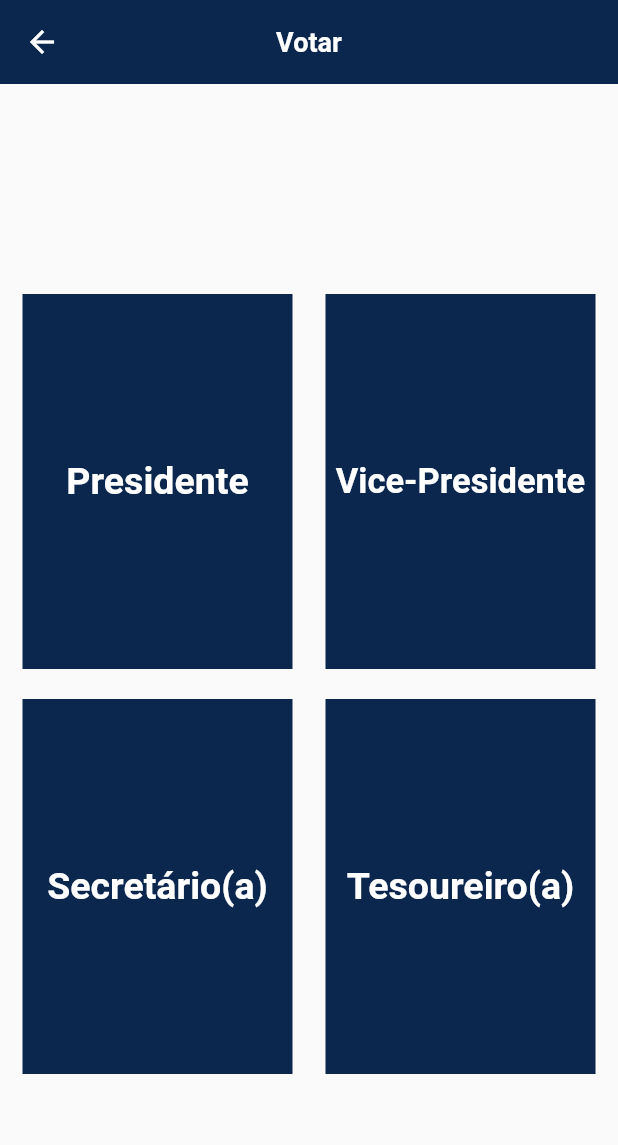
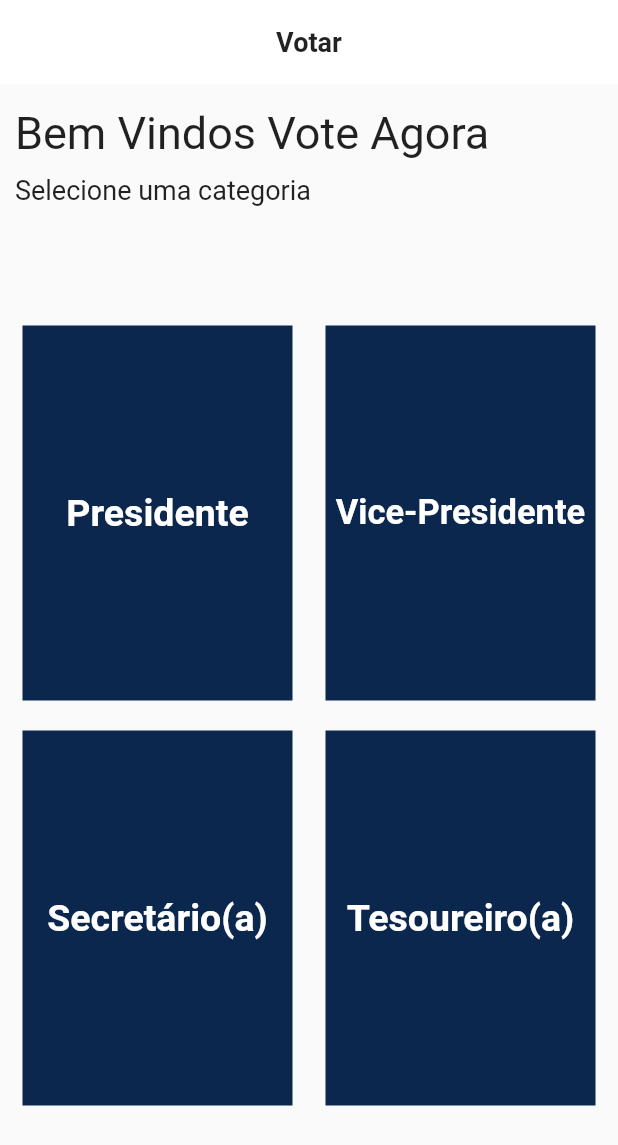
Before and after one commit to lviegas21/votacao_app, a Flutter app: the HomePage screen opened by its route, on a phone screen of 412 x 824 dp. Shown: the top 1145 px of the screen. Run offline on Flutter 3.47's test engine with Material 2 defaults, Android fonts, the phone set to English and light mode, and no system bars; our stand-ins replace cloud_firestore, firebase_auth, firebase_core, get, google_sign_in; accounts and stored records are empty; Roboto replaces fonts that are missing (Comfortaa).

Commit message:
home atualizado

```diff
--- a/lib/presenter/home_page_controller.dart
+++ b/lib/presenter/home_page_controller.dart
@@ -1,3 +1,5 @@
 import 'package:get/get.dart';
 
-class GetxHomeController extends GetxController {}
+class GetxHomeController extends GetxController {
+  var buttonValues = ["Presidente", "Secretáro"];
+}
--- a/lib/ui/home/home_page.dart
+++ b/lib/ui/home/home_page.dart
@@ -10,16 +10,42 @@
     final presenter = Get.find<GetxHomeController>();
     return Scaffold(
         appBar: AppBar(
-          backgroundColor: const Color(0xFF0C274D),
-          title: const Text(
-            "Votar",
-            style: TextStyle(color: Colors.white),
-          ),
+          backgroundColor: Colors.white,
+          title: const Text("Votar"),
         ),
         body: Column(
           children: [
+            const SizedBox(
+              height: 15,
+            ),
+            const Column(children: [
+              Row(
+                mainAxisAlignment: MainAxisAlignment.start,
+                children: [
+                  Padding(
+                    padding: EdgeInsets.only(left: 10),
+                    child: Text(
+                      "Bem Vindos Vote Agora",
+                      style: TextStyle(fontSize: 30),
+                    ),
+                  ),
+                ],
+              ),
+              Row(
+                mainAxisAlignment: MainAxisAlignment.start,
+                children: [
+                  Padding(
+                      padding: EdgeInsets.only(top: 10, left: 10),
+                      child: Text("Selecione uma categoria",
+                          style: TextStyle(fontSize: 18)))
+                ],
+              )
+            ]),
+            const SizedBox(
+              height: 80,
+            ),
             Padding(
-              padding: const EdgeInsets.only(top: 140, left: 15, right: 15),
+              padding: const EdgeInsets.only(left: 15, right: 15),
               child: Row(
                 mainAxisAlignment: MainAxisAlignment.spaceBetween,
                 children: [
```
